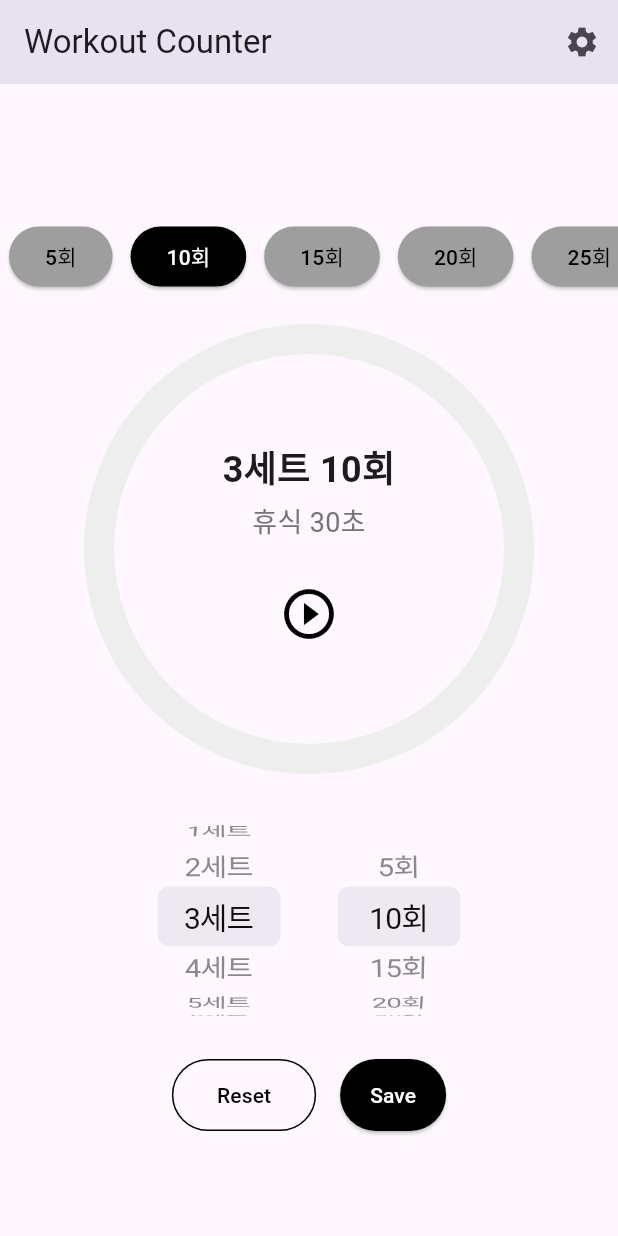
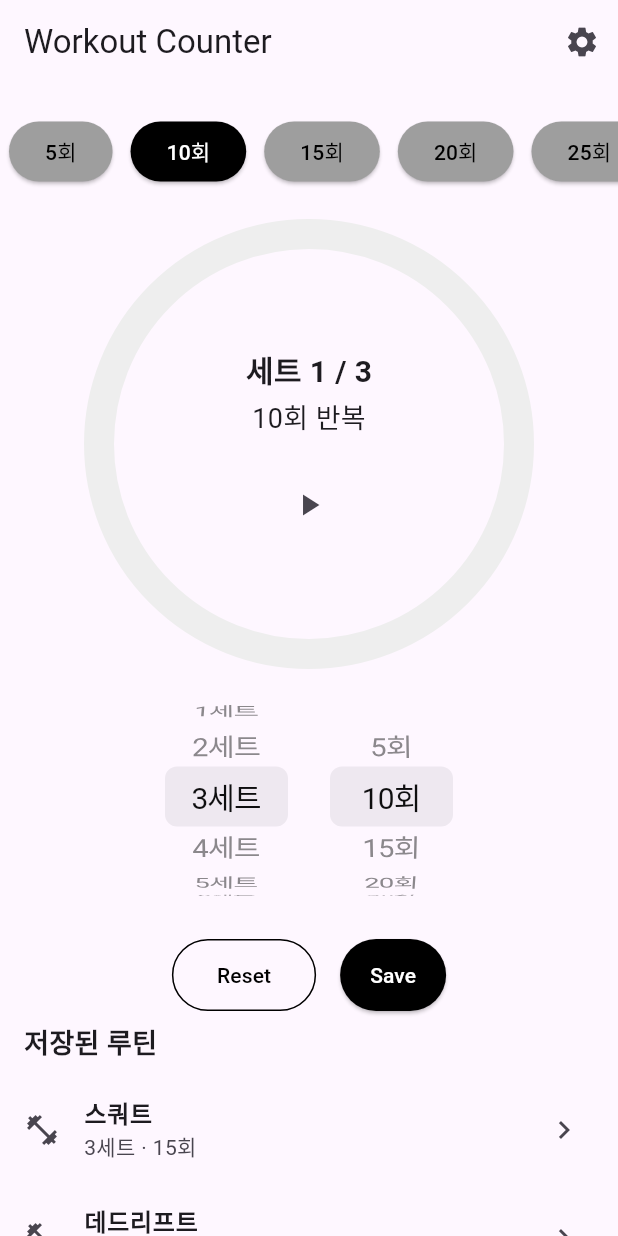
Before and after one commit to Xeostop1/flutter-workoutcounter, a Flutter app: the screen it shows after launch, on a phone screen of 412 x 824 dp. Run offline on Flutter 3.47's test engine with Material 3 defaults, Android fonts, the phone set to English and light mode, and no system bars; our stand-ins replace shared_preferences.

Commit message:
add: savedlist

```diff
--- a/lib/main.dart
+++ b/lib/main.dart
@@ -1,16 +1,17 @@
 import 'package:flutter/material.dart';
-import 'screens/workout_screen.dart';// 모델 클래스 불러오기
+import 'screens/workout_screen.dart'; // ✅ 꼭 필요
 
 void main() {
-  runApp(MyApp()); // 앱 시작
+  runApp(const MyApp());
 }
+
 class MyApp extends StatelessWidget {
   const MyApp({super.key});
-
   @override
   Widget build(BuildContext context) {
     return MaterialApp(
-      home: WorkoutScreen(),
+      title: 'Workout Counter',
+      home: WorkoutScreen(), // ✅ 오류 메시지 발생 부분
     );
   }
 }
--- a/lib/screens/workout_screen.dart
+++ b/lib/screens/workout_screen.dart
@@ -1,15 +1,13 @@
-
 import 'dart:async';
-import 'package:counter_01/widgets/reset_button.dart';
-import 'package:counter_01/widgets/save_button.dart';
 import 'package:flutter/material.dart';
-import '../view_models//workout_viewmodel.dart'; // ViewModel import
+import '../view_models/workout_viewmodel.dart';
+import '../widgets/reset_button.dart';
+import '../widgets/save_button.dart';
 import '../widgets/repeat_count_buttons.dart';
 import '../widgets/common_wheel_picker.dart';
 import '../widgets/workout_circle.dart';
-import 'settings_screen.dart'; // 상대 경로로 추가
-
-
+import '../widgets/saved_routine_tile.dart';
+import 'settings_screen.dart';
 
 class WorkoutScreen extends StatefulWidget {
   const WorkoutScreen({super.key});
@@ -20,57 +18,49 @@ class WorkoutScreen extends StatefulWidget {
 
 class _WorkoutScreenState extends State<WorkoutScreen> {
   final viewModel = WorkoutViewModel();
-  Timer? _timer; // *** 타이머 객체
-  int _currentSet = 1; // *** 현재 세트
-  int _currentCount = 1; // *** 현재 반복 회수
-  double _progress = 0.0; // *** 원형 진행률
-  bool _isRunning = false; // *** 타이머 실행 여부
-
-
-
-
-
-
-
+  Timer? _timer;
+  int _currentSet = 1;
+  int _currentCount = 1;
+  double _progress = 0.0;
+  bool _isRunning = false;
+  bool _isPaused = false;
+  bool _isResting = false;
+  Duration? _restTimeRemaining;
 
   void _startTimer() {
     if (_isRunning) return;
 
+    setState(() {
+      _isRunning = true;
+      _isPaused = false;
+      _isResting = false;
+      _progress = 0.0;
+      _currentSet = 1;
+      _currentCount = 1;
+    });
+
+    _startExercise();
+  }
+
+  void _startExercise() {
     final totalReps = viewModel.settings.repeatCount;
     final totalSets = viewModel.settings.totalSets;
-    final restSeconds = viewModel.settings.breakTime.inSeconds;
+    final totalSteps = totalReps;
 
-    setState(() {
-      _isRunning = true;
-      _progress = 0.0;
-      _currentSet = _currentSet == 0 ? 1 : _currentSet; // 시작 시 1세트부터
-      _currentCount = _currentCount == 0 ? 1 : _currentCount;
-    });
+    _timer?.cancel();
+    _timer = Timer.periodic(const Duration(seconds: 1), (timer) {
+      if (_isPaused) return;
 
-    _timer = Timer.periodic(const Duration(seconds: 1), (timer) {
       setState(() {
-        _progress = _currentCount / totalReps;
+        _isResting = false;
+        _progress = _currentCount / totalSteps;
 
         if (_currentCount < totalReps) {
           _currentCount++;
         } else {
-          // ✅ 1세트 끝
           if (_currentSet < totalSets) {
-            // 타이머 종료
-            timer.cancel();
-            _isRunning = false;
-
-            // ✅ 휴식 후 다음 세트 시작
-            Future.delayed(Duration(seconds: restSeconds), () {
-              setState(() {
-                _currentSet++;
-                _currentCount = 1;
-                _progress = 0.0;
-              });
-              _startTimer(); // 다시 시작
-            });
+            _startRest();
           } else {
-            // ✅ 전체 세트 완료
             timer.cancel();
             _isRunning = false;
             _progress = 1.0;
@@ -80,21 +70,45 @@ class _WorkoutScreenState extends State<WorkoutScreen> {
     });
   }
 
+  void _startRest() {
+    _timer?.cancel();
+    _restTimeRemaining = viewModel.settings.breakTime;
+    final totalRestSeconds = _restTimeRemaining!.inSeconds;
 
+    setState(() {
+      _isResting = true;
+      _currentCount = 1;
+      _progress = 0.0;
+    });
 
+    _timer = Timer.periodic(const Duration(seconds: 1), (timer) {
+      if (_isPaused) return;
 
+      setState(() {
+        final secondsLeft = _restTimeRemaining!.inSeconds - 1;
 
+        if (secondsLeft <= 0) {
+          timer.cancel();
+          _currentSet++;
+          _startExercise();
+        } else {
+          _restTimeRemaining = Duration(seconds: secondsLeft);
+          _progress = 1 - (secondsLeft / totalRestSeconds);
+        }
+      });
+    });
+  }
+
+  void _togglePauseResume() {
+    setState(() {
+      _isPaused = !_isPaused;
+    });
+  }
 
   void _updateRepeatCount(int newValue) {
     setState(() {
       viewModel.updateRepeatCount(newValue);
     });
-  }
-
-  void _resetSettings() {
-    setState(() {
-      viewModel.resetSettings();
-    }); // *** 수정됨: setState로 감싸줘야 화면이 갱신됨
   }
 
   void _updateTotalSet(int newValue) {
@@ -103,13 +117,24 @@ class _WorkoutScreenState extends State<WorkoutScreen> {
     });
   }
 
+  void _resetSettings() {
+    _timer?.cancel();
+    setState(() {
+      viewModel.resetSettings();
+      _isRunning = false;
+      _isPaused = false;
+      _isResting = false;
+      _progress = 0.0;
+      _currentSet = 1;
+      _currentCount = 1;
+    });
+  }
+
   @override
   void dispose() {
-    _timer?.cancel(); // 화면 닫을 때 타이머 종료
+    _timer?.cancel();
     super.dispose();
   }
-
-
 
   @override
   Widget build(BuildContext context) {
@@ -137,27 +162,23 @@ class _WorkoutScreenState extends State<WorkoutScreen> {
           mainAxisAlignment: MainAxisAlignment.center,
           children: [
             const SizedBox(height: 20),
-
-            // 버튼 방식 회수 선택
             RepeatCountButtons(
               selectedValue: settings.repeatCount,
               onChanged: _updateRepeatCount,
             ),
-
             const SizedBox(height: 20),
-
-            // 원형 UI
             WorkoutCircle(
               totalSets: settings.totalSets,
+              currentSet: _currentSet,
               repeatCount: settings.repeatCount,
-              restSeconds: settings.breakTime.inSeconds,
-              progress: _progress, // 수정됨
-              onStartPressed: _startTimer, // 추가됨
+              restSeconds: _restTimeRemaining?.inSeconds ?? settings.breakTime.inSeconds,
+              progress: _progress,
+              onStartPressed: _isRunning ? _togglePauseResume : _startTimer,
+              isRunning: _isRunning,
+              isPaused: _isPaused,
+              isResting: _isResting,
             ),
-
-            const SizedBox(height: 20),
-
-            // 휠피커 2개
+            const SizedBox(height: 10),
             Row(
               mainAxisAlignment: MainAxisAlignment.center,
               children: [
@@ -167,7 +188,7 @@ class _WorkoutScreenState extends State<WorkoutScreen> {
                   onChanged: _updateTotalSet,
                   unitLabel: '세트',
                 ),
-                const SizedBox(width: 20),
+                const SizedBox(width: 10),
                 CommonWheelPicker(
                   values: List.generate(20, (i) => (i + 1) * 5),
                   selectedValue: settings.repeatCount,
@@ -176,22 +197,52 @@ class _WorkoutScreenState extends State<WorkoutScreen> {
                 ),
               ],
             ),
-
             const SizedBox(height: 20),
-
-            // 리셋, 세이브 버튼
             Row(
               mainAxisAlignment: MainAxisAlignment.center,
               children: [
                 ResetButton(onPressed: _resetSettings),
                 const SizedBox(width: 16),
-                SaveButton(
-                  onPressed: () {
-                    // 저장 기능은 추후 추가 예정
-                  },
-                ),
+                SaveButton(onPressed: () {}),
+
               ],
             ),
+            Expanded(
+              child: ListView(
+                children: [
+                  const Padding(
+                    padding: EdgeInsets.symmetric(horizontal: 16.0, vertical: 8),
+                    child: Text(
+                      '저장된 루틴',
+                      style: TextStyle(fontSize: 18, fontWeight: FontWeight.bold),
+                    ),
+                  ),
+                  SavedRoutineTile(
+                    title: '스쿼트',
+                    sets: 3,
+                    reps: 15,
+                    onTap: () {
+                      // TODO: 스쿼트 루틴 적용
+                      setState(() {
+                        viewModel.updateTotalSet(3);
+                        viewModel.updateRepeatCount(15);
+                      });
+                    },
+                  ),
+                  SavedRoutineTile(
+                    title: '데드리프트',
+                    sets: 2,
+                    reps: 10,
+                    onTap: () {
+                      setState(() {
+                        viewModel.updateTotalSet(2);
+                        viewModel.updateRepeatCount(10);
+                      });
+                    },
+                  ),
+                ],
+              ),
+            )
           ],
         ),
       ),
--- a/lib/view_models/workout_viewmodel.dart
+++ b/lib/view_models/workout_viewmodel.dart
@@ -47,7 +47,7 @@ void resetSettings(){
     routineId: '001',
     totalSets: 3,
     repeatCount: 10,
-    breakTime: Duration(seconds: 30),
+    breakTime: Duration(seconds: 10),
     isCountdownOn: true,
     voiceGender: VoiceGender.female,
   );
--- /dev/null
+++ b/lib/widgets/saved_routine_tile.dart
@@ -0,0 +1,27 @@
+import 'package:flutter/material.dart';
+
+class SavedRoutineTile extends StatelessWidget {
+  final String title;
+  final int sets;
+  final int reps;
+  final VoidCallback onTap;
+
+  const SavedRoutineTile({
+    super.key,
+    required this.title,
+    required this.sets,
+    required this.reps,
+    required this.onTap,
+  });
+
+  @override
+  Widget build(BuildContext context) {
+    return ListTile(
+      leading: const Icon(Icons.fitness_center),
+      title: Text(title, style: const TextStyle(fontWeight: FontWeight.bold)),
+      subtitle: Text('$sets세트 · $reps회'),
+      trailing: const Icon(Icons.chevron_right),
+      onTap: onTap,
+    );
+  }
+}
--- a/lib/widgets/workout_circle.dart
+++ b/lib/widgets/workout_circle.dart
@@ -2,29 +2,36 @@ import 'package:flutter/material.dart';
 
 class WorkoutCircle extends StatelessWidget {
   final int totalSets;
+  final int currentSet;
   final int repeatCount;
   final int restSeconds;
   final double progress;
   final void Function()? onStartPressed;
+  final bool isRunning;
+  final bool isPaused;
+  final bool isResting;
 
   const WorkoutCircle({
     super.key,
     required this.totalSets,
+    required this.currentSet,
     required this.repeatCount,
     required this.restSeconds,
     required this.progress,
     this.onStartPressed,
+    required this.isRunning,
+    required this.isPaused,
+    required this.isResting,
   });
 
   @override
   Widget build(BuildContext context) {
     return SizedBox(
-      width: 300, // ✅ 실제 원형 크기 지정
+      width: 300,
       height: 300,
       child: Stack(
         alignment: Alignment.center,
         children: [
-          // ✅ 배경 원형
           CustomPaint(
             size: const Size(300, 300),
             painter: CirclePainter(
@@ -32,38 +39,39 @@ class WorkoutCircle extends StatelessWidget {
               color: Colors.grey.shade200,
             ),
           ),
-          // ✅ 진행 원형
           CustomPaint(
             size: const Size(300, 300),
             painter: CirclePainter(
               progress: progress,
-              color: Colors.black,
+              color: isResting ? Colors.grey : Colors.black,
             ),
           ),
-          // ✅ 중앙 텍스트 및 버튼
           Column(
             mainAxisSize: MainAxisSize.min,
             children: [
               Text(
-                '$totalSets세트 $repeatCount회',
-                style: const TextStyle(fontSize: 24, fontWeight: FontWeight.bold),
+                '세트 $currentSet / $totalSets',
+                style: const TextStyle(fontSize: 20, fontWeight: FontWeight.bold),
               ),
               const SizedBox(height: 4),
-              Text(
+              isResting
+                  ? Text(
                 '휴식 ${restSeconds}초',
-                style: TextStyle(
-                  fontSize: 18,
-                  color: Colors.grey.shade600,
-                ),
+                style: TextStyle(fontSize: 18, color: Colors.grey.shade600),
+              )
+                  : Text(
+                '$repeatCount회 반복',
+                style: const TextStyle(fontSize: 18),
               ),
               const SizedBox(height: 20),
               IconButton(
-                onPressed: onStartPressed, // ✅ 수정: 타이머 시작 함수 호출
-                icon: const Icon(Icons.play_circle_outline),
-                iconSize: 40,
-                color: Colors.black,
+                icon: Icon(
+                  isRunning
+                      ? (isPaused ? Icons.play_arrow : Icons.pause)
+                      : Icons.play_arrow,
+                ),
+                onPressed: onStartPressed,
               ),
-
             ],
           ),
         ],
@@ -90,12 +98,10 @@ class CirclePainter extends CustomPainter {
       ..style = PaintingStyle.stroke
       ..strokeCap = StrokeCap.round;
 
-
-
     canvas.drawArc(
       Rect.fromCircle(center: center, radius: radius),
-      -1.57, // 시작 위치 (12시 방향)
-      6.28 * progress, // 전체 원의 비율 (2 * pi * 진행도)
+      -1.57,
+      6.28 * progress,
       false,
       paint,
     );
```
Also changed, not shown: lib/models/routine.dart (added, +23 -0 lines), lib/view_models/routine_viewmodel.dart (added, +39 -0 lines), lib/widgets/routine_list.dart (added, +30 -0 lines).
